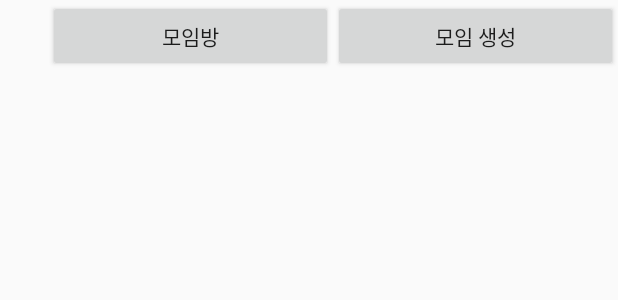
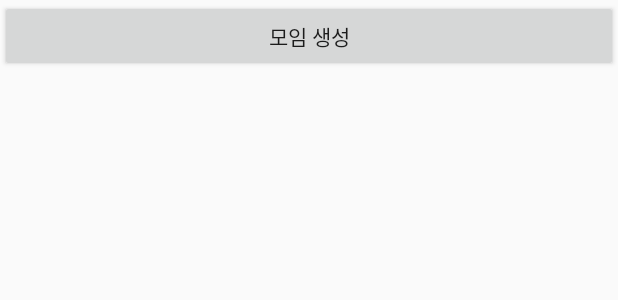
Before and after one commit to JoonSCode/PartyHere, an Android app: the layout fragment_main.xml on its own in the app's theme, with its tools: preview values and no code run, on a phone screen of 412 x 824 dp. Shown: the top 300 px of the screen. Run offline under Robolectric (Android 15) with nearby library versions, the phone set to English and light mode, and no system bars.

Commit message:
tab 화면 추가 상태바 설정변겅 모임방 버튼 제거 모임 리스트 생성 및 연결

```diff
--- a/app/build.gradle
+++ b/app/build.gradle
@@ -26,6 +26,7 @@ dependencies {
     implementation 'androidx.lifecycle:lifecycle-extensions:2.1.0'
     implementation 'com.google.android.material:material:1.0.0'
     implementation 'com.google.firebase:firebase-firestore:21.3.0'
+    implementation 'androidx.legacy:legacy-support-v4:1.0.0'
     testImplementation 'junit:junit:4.12'
     androidTestImplementation 'androidx.test.ext:junit:1.1.1'
     androidTestImplementation 'androidx.test.espresso:espresso-core:3.2.0'
--- a/app/src/main/AndroidManifest.xml
+++ b/app/src/main/AndroidManifest.xml
@@ -9,10 +9,7 @@
         android:roundIcon="@mipmap/ic_launcher_round"
         android:supportsRtl="true"
         android:theme="@style/AppTheme">
-        <activity
-            android:name=".MainActivity"
-            android:label="@string/title_activity_main"
-            android:theme="@style/AppTheme.NoActionBar"></activity>
+        <activity android:name=".MainActivity" />
         <activity android:name=".ExistMeetingActivity" />
         <activity android:name=".NewMeetingActivity" />
         <activity android:name=".SignUpActivity" />
--- a/app/src/main/java/com/inhascp/partyhere/NewMeetingActivity.java
+++ b/app/src/main/java/com/inhascp/partyhere/NewMeetingActivity.java
@@ -20,7 +20,7 @@ import java.util.List;
 public class NewMeetingActivity extends AppCompatActivity {
 
 
-    static final String KEY = "NueasP51ZCXmqkhcY60E";
+    static final String KEY = "NueasP51ZCXmqkhcY60E";//userkey
 
     final FirebaseFirestore db = FirebaseFirestore.getInstance();
     private CheckBox mTypeStudy;//값 1
@@ -64,7 +64,7 @@ public class NewMeetingActivity extends AppCompatActivity {
                 String MeetingKey = db.collection("Meeting").document().getId();
                 db.collection("Meeting").document(MeetingKey).set(meeting);
                 DocumentReference User = db.collection("User").document(KEY);
-                User.update("MeetingKeys", FieldValue.arrayUnion(MeetingKey));
+                User.update("meetingKeys", FieldValue.arrayUnion(MeetingKey));
 
                 intent = new Intent(mContext, ExistMeetingActivity.class);
                 intent.putExtra("MEETING_KEY", MeetingKey);
--- a/app/src/main/res/layout/fragment_main.xml
+++ b/app/src/main/res/layout/fragment_main.xml
@@ -1,33 +1,22 @@
 <?xml version="1.0" encoding="utf-8"?>
 <LinearLayout xmlns:android="http://schemas.android.com/apk/res/android"
-    xmlns:app="http://schemas.android.com/apk/res-auto"
     xmlns:tools="http://schemas.android.com/tools"
-    android:id="@+id/constraintLayout"
     android:layout_width="match_parent"
     android:layout_height="match_parent"
-    tools:context=".ui.main.PlaceholderFragment">
-
-    <TextView
-        android:id="@+id/section_label"
-        android:layout_width="wrap_content"
-        android:layout_height="wrap_content"
-        android:layout_marginStart="@dimen/activity_horizontal_margin"
-        android:layout_marginTop="@dimen/activity_vertical_margin"
-        android:layout_marginEnd="@dimen/activity_horizontal_margin"
-        android:layout_marginBottom="@dimen/activity_vertical_margin" />
-
-    <Button
-        android:id="@+id/fragment_main_btn_exist_meeting"
-        android:layout_width="wrap_content"
-        android:layout_height="wrap_content"
-        android:layout_weight="1"
-        android:text="모임방" />
+    android:orientation="vertical"
+    tools:context=".ui.main.Tab1Fragment">
 
     <Button
         android:id="@+id/fragment_main_btn_new_meeting"
-        android:layout_width="wrap_content"
+        android:layout_width="match_parent"
         android:layout_height="wrap_content"
-        android:layout_weight="1"
         android:text="모임 생성" />
 
+    <ListView
+        android:id="@+id/fragment_tab1_lv_meeting"
+        android:layout_width="match_parent"
+        android:layout_height="wrap_content">
+
+    </ListView>
+
 </LinearLayout>
--- a/app/src/main/res/values/strings.xml
+++ b/app/src/main/res/values/strings.xml
@@ -3,4 +3,5 @@
     <string name="title_activity_main">MainActivity</string>
     <string name="tab_text_1">Tab 1</string>
     <string name="tab_text_2">Tab 2</string>
+
 </resources>
--- a/app/src/main/res/values/styles.xml
+++ b/app/src/main/res/values/styles.xml
@@ -4,13 +4,16 @@
     <style name="AppTheme" parent="Theme.AppCompat.Light.DarkActionBar">
         <!-- Customize your theme here. -->
         <item name="colorPrimary">@color/colorPrimary</item>
-        <item name="colorPrimaryDark">@color/colorPrimaryDark</item>
         <item name="colorAccent">@color/colorAccent</item>
+
+        <item name="windowActionBar">false</item>
+        <item name="windowNoTitle">true</item>
     </style>
 
     <style name="AppTheme.NoActionBar">
         <item name="windowActionBar">false</item>
         <item name="windowNoTitle">true</item>
+        <item name="android:windowDrawsSystemBarBackgrounds">true</item>
     </style>
 
     <style name="AppTheme.AppBarOverlay" parent="ThemeOverlay.AppCompat.Dark.ActionBar" />
```
Also changed, not shown: app/src/main/java/com/inhascp/partyhere/MainActivity.java (+0 -12 lines), app/src/main/java/com/inhascp/partyhere/ui/main/PlaceholderFragment.java (deleted, +0 -79 lines), app/src/main/java/com/inhascp/partyhere/ui/main/SectionsPagerAdapter.java (+7 -9 lines), app/src/main/java/com/inhascp/partyhere/ui/main/Tab1Fragment.java (added, +110 -0 lines), app/src/main/res/layout/activity_main.xml (+7 -30 lines).
